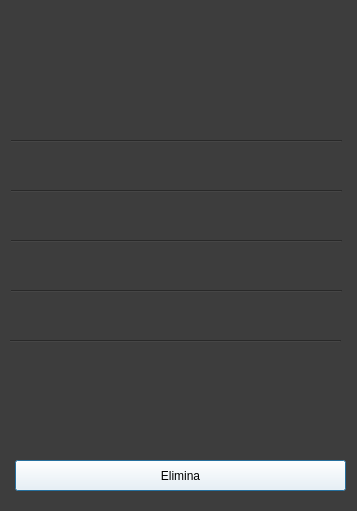
riccardomalpiedi/parcheggio, file cliente/view/vistacliente.ui: the form before one commit.
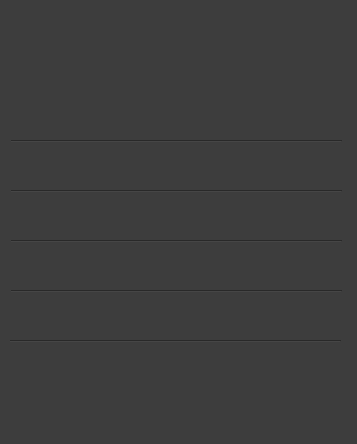
The form after the commit.

```diff
--- a/cliente/view/vistacliente.ui
+++ b/cliente/view/vistacliente.ui
@@ -7,7 +7,7 @@
     <x>0</x>
     <y>0</y>
     <width>357</width>
-    <height>511</height>
+    <height>444</height>
    </rect>
   </property>
   <property name="windowTitle">
@@ -109,25 +109,6 @@
     <string/>
    </property>
   </widget>
-  <widget class="QPushButton" name="elimina_button">
-   <property name="geometry">
-    <rect>
-     <x>15</x>
-     <y>460</y>
-     <width>331</width>
-     <height>31</height>
-    </rect>
-   </property>
-   <property name="cursor">
-    <cursorShape>PointingHandCursor</cursorShape>
-   </property>
-   <property name="styleSheet">
-    <string notr="true">background-color: rgb(255, 255, 255);</string>
-   </property>
-   <property name="text">
-    <string>Elimina</string>
-   </property>
-  </widget>
   <widget class="Line" name="line_2">
    <property name="geometry">
     <rect>
```
